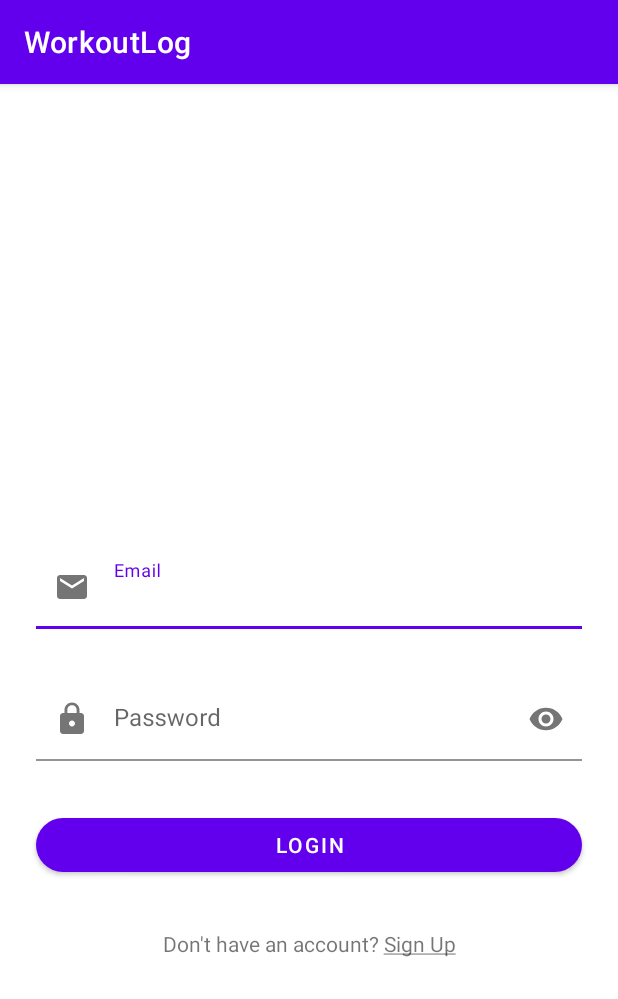
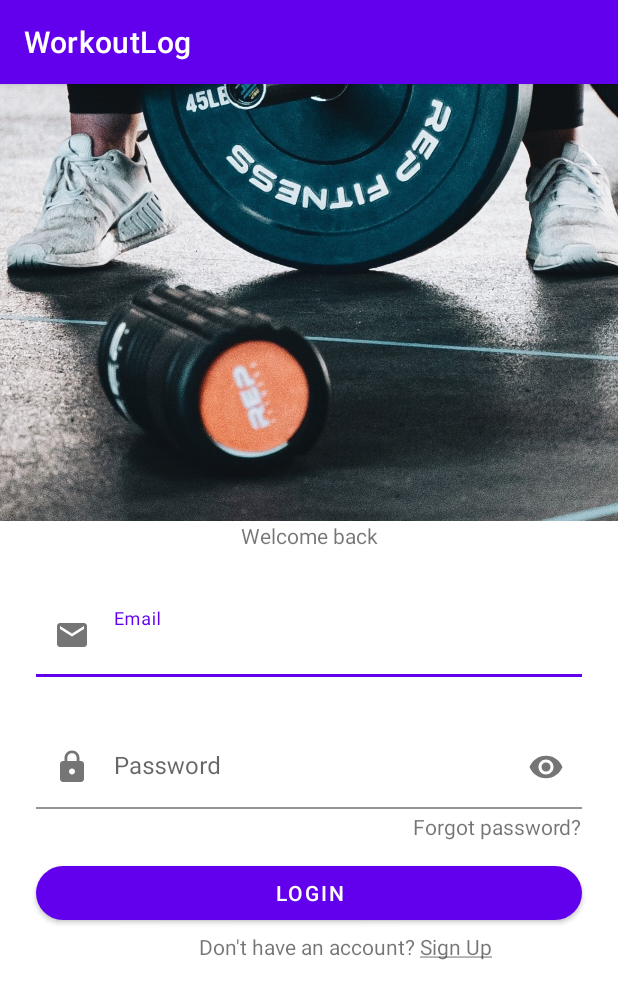
Before and after one commit to SharonChepkoech/Workout-Log, an Android app: the screen it shows after launch (LoginActivity), on a phone screen of 412 x 824 dp. Shown: the top 999 px of the screen. Run offline under Robolectric (Android 15) with nearby library versions, the phone set to English and light mode, and no system bars.

```diff
--- a/app/src/main/AndroidManifest.xml
+++ b/app/src/main/AndroidManifest.xml
@@ -9,9 +9,7 @@
         android:roundIcon="@mipmap/ic_launcher_round"
         android:supportsRtl="true"
         android:theme="@style/Theme.WorkoutLog">
-        <activity
-            android:name=".HomePageActivity"
-            android:exported="false" />
+
         <activity
             android:name=".HomeActivity"
             android:exported="false" />
--- a/app/src/main/java/dev/chepkoech/workoutlog/LoginActivity.kt
+++ b/app/src/main/java/dev/chepkoech/workoutlog/LoginActivity.kt
@@ -3,6 +3,7 @@ package dev.chepkoech.workoutlog
 import android.content.Intent
 import androidx.appcompat.app.AppCompatActivity
 import android.os.Bundle
+import android.util.Patterns
 import android.widget.Button
 import android.widget.EditText
 import android.widget.TextView
@@ -45,6 +46,9 @@ class LoginActivity : AppCompatActivity() {
         if (email.isBlank()) {
             tilEmail.error = "Please input email"
         }
+        if (!Patterns.EMAIL_ADDRESS.matcher(email).matches()){
+            tilEmail.error = "Email is invalid"
+        }
         if (password.isBlank()){
             tilPassword.error = "Please input password"
         }
--- a/app/src/main/res/drawable/splash_bg.xml
+++ b/app/src/main/res/drawable/splash_bg.xml
@@ -2,7 +2,7 @@
 <selector xmlns:android="http://schemas.android.com/apk/res/android">
     <item>
         <bitmap android:gravity="fill"
-            android:src="@drawable/splash"/>
+            android:src="@drawable/splashscreen"/>
     </item>
 
 </selector>
--- a/app/src/main/res/layout/activity_login.xml
+++ b/app/src/main/res/layout/activity_login.xml
@@ -15,15 +15,16 @@
 
     <com.google.android.material.textfield.TextInputLayout
         android:id="@+id/tilEmail"
-        app:startIconDrawable="@drawable/ic_baseline_email_24"
         android:layout_width="0dp"
         android:layout_height="wrap_content"
         android:layout_marginStart="24dp"
+        android:layout_marginTop="32dp"
         android:layout_marginEnd="24dp"
         app:boxBackgroundColor="@android:color/transparent"
         app:layout_constraintEnd_toEndOf="parent"
         app:layout_constraintStart_toStartOf="parent"
-        app:layout_constraintTop_toTopOf="@+id/guideline3">
+        app:layout_constraintTop_toTopOf="@+id/guideline3"
+        app:startIconDrawable="@drawable/ic_baseline_email_24">
 
         <com.google.android.material.textfield.TextInputEditText
             android:id="@+id/etEmail"
@@ -35,7 +36,6 @@
 
     <com.google.android.material.textfield.TextInputLayout
         android:id="@+id/tilPassword"
-        app:startIconDrawable="@drawable/ic_baseline_lock_24"
         android:layout_width="0dp"
         android:layout_height="wrap_content"
         android:layout_marginStart="24dp"
@@ -45,7 +45,8 @@
         app:layout_constraintEnd_toEndOf="parent"
         app:layout_constraintStart_toStartOf="parent"
         app:layout_constraintTop_toBottomOf="@+id/tilEmail"
-        app:passwordToggleEnabled="true">
+        app:passwordToggleEnabled="true"
+        app:startIconDrawable="@drawable/ic_baseline_lock_24">
 
         <com.google.android.material.textfield.TextInputEditText
             android:id="@+id/etPassword"
@@ -72,12 +73,50 @@
         android:id="@+id/tvSignUp"
         android:layout_width="wrap_content"
         android:layout_height="wrap_content"
-        android:layout_marginStart="24dp"
-        android:layout_marginTop="32dp"
-        android:layout_marginEnd="24dp"
+        android:layout_marginTop="2dp"
         android:text="@string/sign_up"
+        app:layout_constraintStart_toEndOf="@+id/tvNoAccount"
+        app:layout_constraintTop_toBottomOf="@+id/btnLogin" />
+
+    <ImageView
+        android:id="@+id/imageView4"
+        android:layout_width="0dp"
+        android:layout_height="wrap_content"
+        android:layout_marginBottom="16dp"
+        android:scaleType="centerCrop"
+        app:layout_constraintBottom_toTopOf="@+id/guideline3"
         app:layout_constraintEnd_toEndOf="parent"
         app:layout_constraintStart_toStartOf="parent"
-        app:layout_constraintTop_toBottomOf="@+id/btnLogin" />
+        app:srcCompat="@drawable/login" />
+
+    <TextView
+        android:id="@+id/tvWelcome"
+        android:layout_width="wrap_content"
+        android:layout_height="wrap_content"
+        android:text="@string/welcome_back"
+        app:layout_constraintEnd_toEndOf="parent"
+        app:layout_constraintStart_toStartOf="parent"
+        app:layout_constraintTop_toBottomOf="@+id/imageView4" />
+
+    <TextView
+        android:id="@+id/tvNoAccount"
+        android:layout_width="wrap_content"
+        android:layout_height="wrap_content"
+        android:text="Don't have an account? "
+        app:layout_constraintBottom_toBottomOf="@+id/tvSignUp"
+        app:layout_constraintEnd_toEndOf="parent"
+        app:layout_constraintStart_toStartOf="parent"
+        app:layout_constraintTop_toTopOf="@+id/tvSignUp" />
+
+    <TextView
+        android:id="@+id/tvForgotPassword"
+        android:layout_width="wrap_content"
+        android:layout_height="wrap_content"
+        android:layout_marginTop="2dp"
+        android:layout_marginEnd="24dp"
+        android:text="Forgot password?"
+        app:layout_constraintEnd_toEndOf="parent"
+        app:layout_constraintTop_toBottomOf="@+id/tilPassword" />
+
 
 </androidx.constraintlayout.widget.ConstraintLayout>
--- a/app/src/main/res/layout/activity_signup.xml
+++ b/app/src/main/res/layout/activity_signup.xml
@@ -135,12 +135,19 @@
         android:id="@+id/tvLogin"
         android:layout_width="wrap_content"
         android:layout_height="wrap_content"
-        android:layout_marginStart="24dp"
-        android:layout_marginTop="16dp"
-        android:layout_marginEnd="24dp"
+        android:layout_marginTop="2dp"
         android:text="@string/login_activity"
+        app:layout_constraintStart_toEndOf="@+id/tvHaveAccount"
+        app:layout_constraintTop_toBottomOf="@+id/btnSignUp" />
+
+    <TextView
+        android:id="@+id/tvHaveAccount"
+        android:layout_width="wrap_content"
+        android:layout_height="wrap_content"
+        android:text="@string/already_have_an_account"
+        app:layout_constraintBottom_toBottomOf="@+id/tvLogin"
         app:layout_constraintEnd_toEndOf="parent"
         app:layout_constraintStart_toStartOf="parent"
-        app:layout_constraintTop_toBottomOf="@+id/btnSignUp" />
+        app:layout_constraintTop_toTopOf="@+id/tvLogin" />
 
 </androidx.constraintlayout.widget.ConstraintLayout>
--- a/app/src/main/res/values/strings.xml
+++ b/app/src/main/res/values/strings.xml
@@ -3,15 +3,17 @@
     <string name="password" tools:ignore="DuplicateDefinition">Password</string>
     <string name="login">Login</string>
     <string name="enter_email">Email</string>
-    <string name="sign_up">Don\'t have an account? <u>Sign Up</u></string>
+    <string name="sign_up"><u>Sign Up</u></string>
     <string name="password_one">Password</string>
     <string name="first_name">First Name</string>
     <string name="lastname">Last Name</string>
     <string name="email">Email</string>
     <string name="confirm_password">Confirm Password</string>
     <string name="signup">SignUp</string>
-    <string name="login_activity">Already have an account? <u>Login</u> </string>
+    <string name="login_activity"><u>Login</u> </string>
     <string name="plan">Plan</string>
     <string name="track">Track</string>
     <string name="person">Person</string>
+    <string name="welcome_back">Welcome back</string>
+    <string name="already_have_an_account">Already have an account?</string>
 </resources>
--- a/app/src/main/res/values/themes.xml
+++ b/app/src/main/res/values/themes.xml
@@ -15,7 +15,7 @@
     </style>
 
     <style name="splashTheme" parent="Theme.MaterialComponents.DayNight.NoActionBar">
-        <item name="android:windowBackground">@drawable/splash_bg</item>
+        <item name="android:windowBackground">@drawable/splashscreen</item>
         <item name="android:windowFullscreen">true</item>
     </style>
 
```
Also changed, not shown: app/src/main/res/drawable/login.jpg (added), app/src/main/res/drawable/splashscreen.jpg (added).
